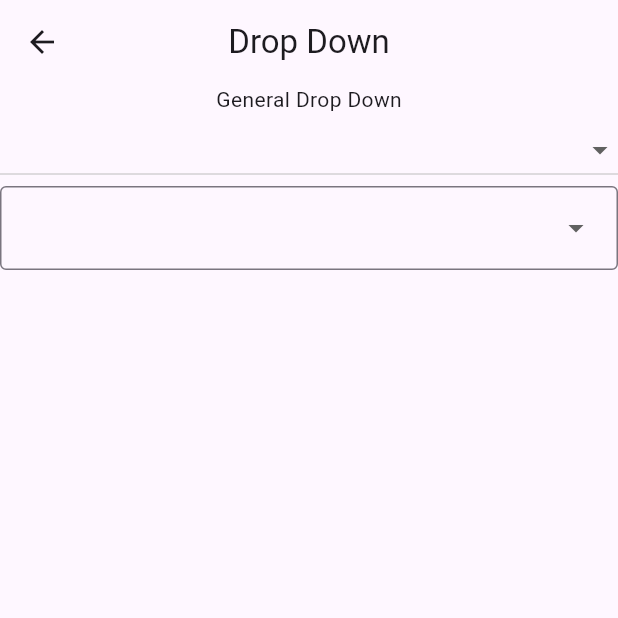
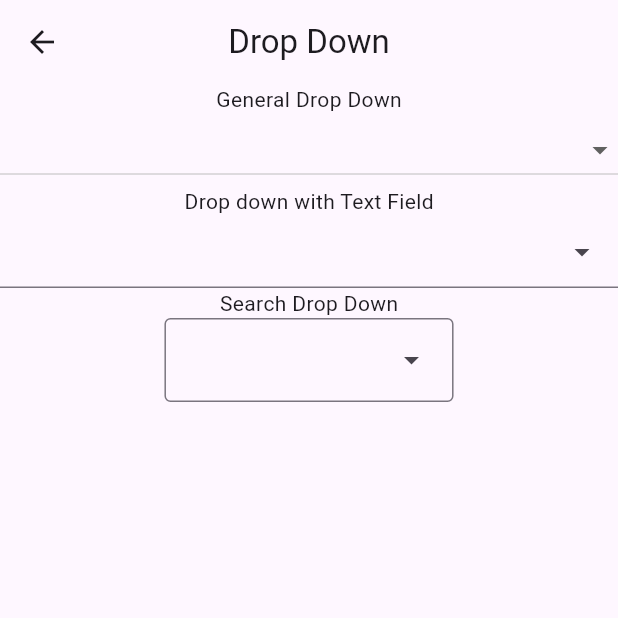
Before and after one commit to Pratyusha114/Flutter, a Flutter app: the DropDownScreen screen opened by its route, on a phone screen of 412 x 824 dp, the top half of it. Run offline on Flutter 3.47's test engine with Material 3 defaults, Android fonts, the phone set to English and light mode, and no system bars; drawn by our look-alikes of dropdown_button2; our stand-ins replace get.

Commit message:
DropDowns

```diff
--- a/lib/drop_down_feature/drop_down_screen.dart
+++ b/lib/drop_down_feature/drop_down_screen.dart
@@ -1,6 +1,9 @@
 import 'package:dropdown_button2/dropdown_button2.dart';
 import 'package:flutter/material.dart';
+import 'package:flutter_basics/drop_down_feature/drop_down_search.dart';
 import 'package:get/get.dart';
+
+import 'drop_down_with_text_field.dart';
 
 class DropDownScreen extends StatelessWidget {
   const DropDownScreen({super.key});
@@ -20,12 +23,17 @@ class DropDownScreen extends StatelessWidget {
       ),
       body: const Center(
           child: Column(
-        children: [
-          Text("General Drop Down"),
-          GeneralDropDown(),
-          DropDownWithTextField()
-        ],
-      )),
+            children: [
+              Text("General Drop Down"),
+              GeneralDropDown(),
+               Text("Drop down with Text Field"),
+              DropDownWithTextField(),
+              Text("Search Drop Down"),
+              SearchableDropdown()
+
+            ],
+          )
+      ),
     );
   }
 }
@@ -38,50 +46,38 @@ class GeneralDropDown extends StatefulWidget {
 }
 
 class _GeneralDropDownState extends State<GeneralDropDown> {
-  List<String> dropDownList = [
-    "Apples",
-    "Bananas",
-    "Grapes",
-    "Oranges",
-    "pineapples",
+
+  List<GeneralDropdownModel> dropDownList = [
+    GeneralDropdownModel(1,"Apples"),
+    GeneralDropdownModel(2,"Bananas"),
+    GeneralDropdownModel(3,"Grapes"),
+    GeneralDropdownModel(4,"Oranges"),
+    GeneralDropdownModel(5,"pineapples"),
   ];
 
-  String? initialValue = "";
+  GeneralDropdownModel? initialValue;
 
   @override
   Widget build(BuildContext context) {
     return DropdownButton2(
+      value: initialValue,
         alignment: Alignment.bottomRight,
         isExpanded: true,
         items: dropDownList
-            .map((String str) => DropdownMenuItem(value: str, child: Text(str)))
+            .map((GeneralDropdownModel item) => DropdownMenuItem(value: item, child: Text(item.title)))
             .toList(),
-        onChanged: (str) {
+        onChanged: (item) {
           setState(() {
-            initialValue = str!;
+            initialValue = item;
           });
         });
   }
 }
 
-class DropDownWithTextField extends StatefulWidget {
-  const DropDownWithTextField({super.key});
+class GeneralDropdownModel {
 
-  @override
-  State<DropDownWithTextField> createState() => _DropDownWithTextFieldState();
+  final int id;
+  final String title;
+
+  GeneralDropdownModel(this.id, this.title);
 }
-
-class _DropDownWithTextFieldState extends State<DropDownWithTextField> {
-  List<String> dropDownList = ["pens", "scale", "pencils"];
-
-  @override
-  Widget build(BuildContext context) {
-    return DropdownButtonFormField2(
-      decoration: const InputDecoration(border: OutlineInputBorder()),
-      items: dropDownList
-          .map((str) => DropdownMenuItem(value: str, child: Text(str)))
-          .toList(),
-      onChanged: (str) {},
-    );
-  }
-}
--- /dev/null
+++ b/lib/drop_down_feature/drop_down_search.dart
@@ -0,0 +1,49 @@
+import 'package:flutter/material.dart';
+
+class SearchableDropdown extends StatefulWidget {
+  const SearchableDropdown({super.key});
+
+  @override
+  State<StatefulWidget> createState() => _SearchableDropdownState();
+}
+
+class _SearchableDropdownState extends State<SearchableDropdown> {
+  List<SearchMenuItem> list = [
+    SearchMenuItem(1, "Calender", Icons.calendar_month_sharp),
+    SearchMenuItem(2, "search", Icons.search_rounded),
+    SearchMenuItem(3, "favorites", Icons.favorite),
+  ];
+
+  final TextEditingController _controller = TextEditingController();
+
+  SearchMenuItem? selectedItem;
+
+  @override
+  Widget build(BuildContext context) {
+    return DropdownMenu(
+        controller: _controller,
+        onSelected: (SearchMenuItem? item) {
+          setState(() {
+            selectedItem = item;
+          });
+        },
+        requestFocusOnTap: true,
+        enableSearch: true,
+        enableFilter: true,
+        dropdownMenuEntries:
+            list.map<DropdownMenuEntry<SearchMenuItem>>((SearchMenuItem menu) {
+          return DropdownMenuEntry<SearchMenuItem>(
+              value: menu,
+              label: menu.menuTitle,
+              leadingIcon: Icon(menu.menuIcon));
+        }).toList());
+  }
+}
+
+class SearchMenuItem {
+  final int menuId;
+  final String menuTitle;
+  final IconData menuIcon;
+
+  SearchMenuItem(this.menuId, this.menuTitle, this.menuIcon);
+}
--- /dev/null
+++ b/lib/drop_down_feature/drop_down_with_text_field.dart
@@ -0,0 +1,35 @@
+import 'package:flutter/material.dart';
+
+class DropDownWithTextField extends StatefulWidget {
+  const DropDownWithTextField({super.key});
+
+  @override
+  State<DropDownWithTextField> createState() => _DropDownWithTextFieldState();
+}
+
+class _DropDownWithTextFieldState extends State<DropDownWithTextField> {
+  List<String> dropDownList = ["pens", "scale", "pencils"];
+  final TextEditingController _controller = TextEditingController();
+
+  @override
+  Widget build(BuildContext context) {
+    return TextField(
+        controller: _controller,
+        decoration: InputDecoration(
+            suffixIcon: PopupMenuButton<String>(
+              icon: const Icon(Icons.arrow_drop_down),
+              onSelected: (String value) {
+                _controller.text = value;
+              }, position: PopupMenuPosition.under,
+              itemBuilder: (BuildContext context) {
+                return dropDownList.map<PopupMenuItem<String>>((String value) {
+                  return PopupMenuItem(
+                      value: value,
+                      child: Text(value));
+                }).toList();
+              },
+            )
+        )
+    );
+  }
+}
```
